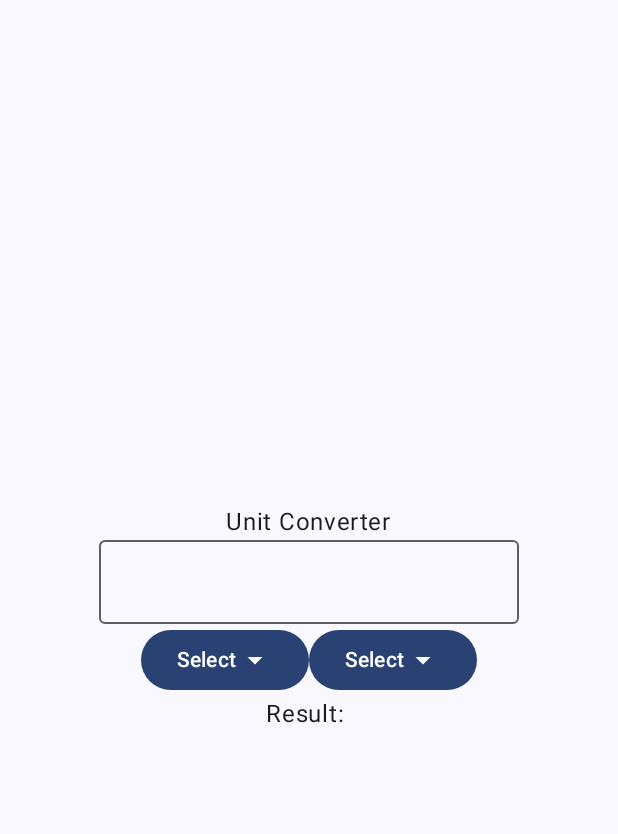
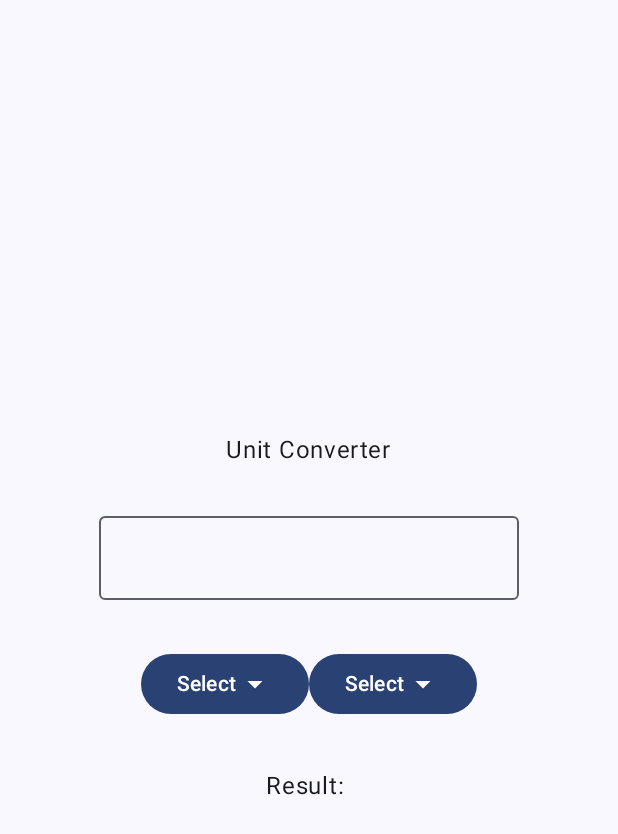
Before and after one commit to SarEnderTarkanson/KotlinMasterclass, an Android app built with Jetpack Compose: the screen it shows after launch (MainActivity), on a phone screen of 412 x 824 dp. Shown: the top 834 px of the screen. Run offline under Robolectric (Android 15) with nearby library versions, the phone set to English and light mode, and no system bars.

Commit message:
Added the Spacer for creating distance between the UI elements

```diff
--- a/UnitConverter/app/src/main/java/com/example/unitconverter/MainActivity.kt
+++ b/UnitConverter/app/src/main/java/com/example/unitconverter/MainActivity.kt
@@ -8,6 +8,7 @@ import androidx.compose.foundation.layout.Arrangement
 import androidx.compose.foundation.layout.Box
 import androidx.compose.foundation.layout.Column
 import androidx.compose.foundation.layout.Row
+import androidx.compose.foundation.layout.Spacer
 import androidx.compose.foundation.layout.fillMaxSize
 import androidx.compose.foundation.layout.padding
 import androidx.compose.material.icons.Icons
@@ -20,8 +21,8 @@ import androidx.compose.material3.Text
 import androidx.compose.runtime.Composable
 import androidx.compose.ui.Alignment
 import androidx.compose.ui.Modifier
-import androidx.compose.ui.node.InteroperableComposeUiNode
 import androidx.compose.ui.tooling.preview.Preview
+import androidx.compose.ui.unit.dp
 import com.example.unitconverter.ui.theme.UnitConverterTheme
 
 class MainActivity : ComponentActivity() {
@@ -51,9 +52,11 @@ fun UnitConverter(modifier: Modifier = Modifier) {
         horizontalAlignment = Alignment.CenterHorizontally
     ) {
         Text("Unit Converter")
+        Spacer(modifier = Modifier.padding(16.dp))
         OutlinedTextField(value = "", onValueChange = {
 
         })
+        Spacer(modifier = Modifier.padding(16.dp))
         Row {
             Box {
                 Button(onClick = {}) {
@@ -75,7 +78,7 @@ fun UnitConverter(modifier: Modifier = Modifier) {
             }
 
         }
-
+        Spacer(modifier = Modifier.padding(16.dp))
         Text("Result: ")
     }
 }
```
